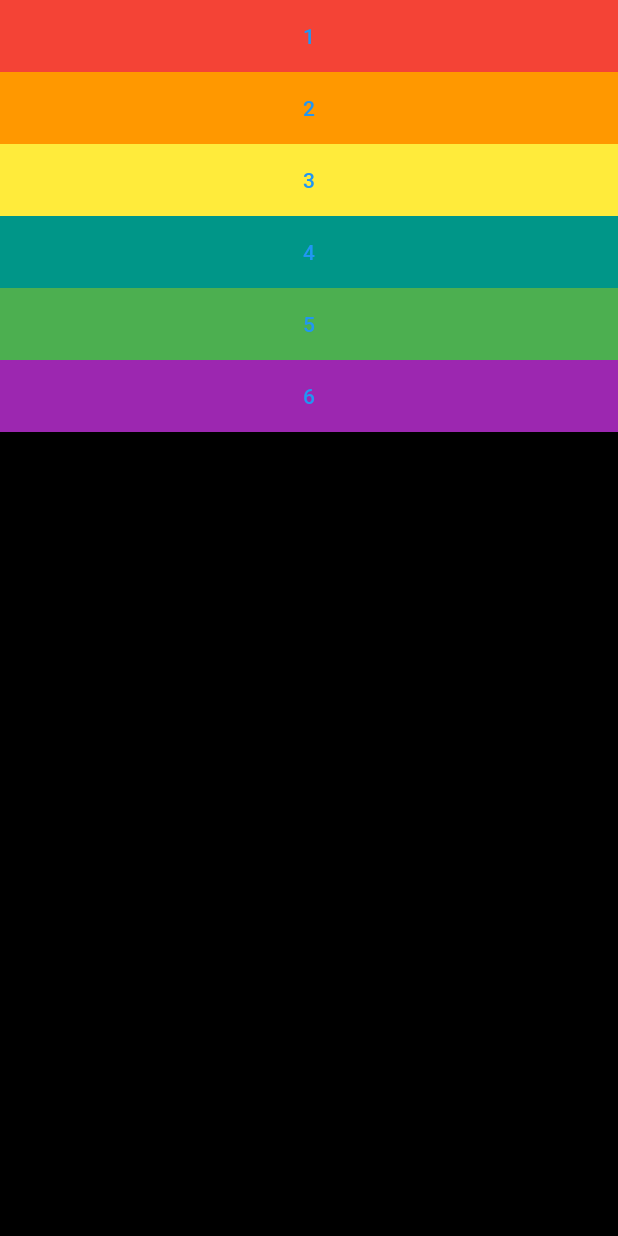
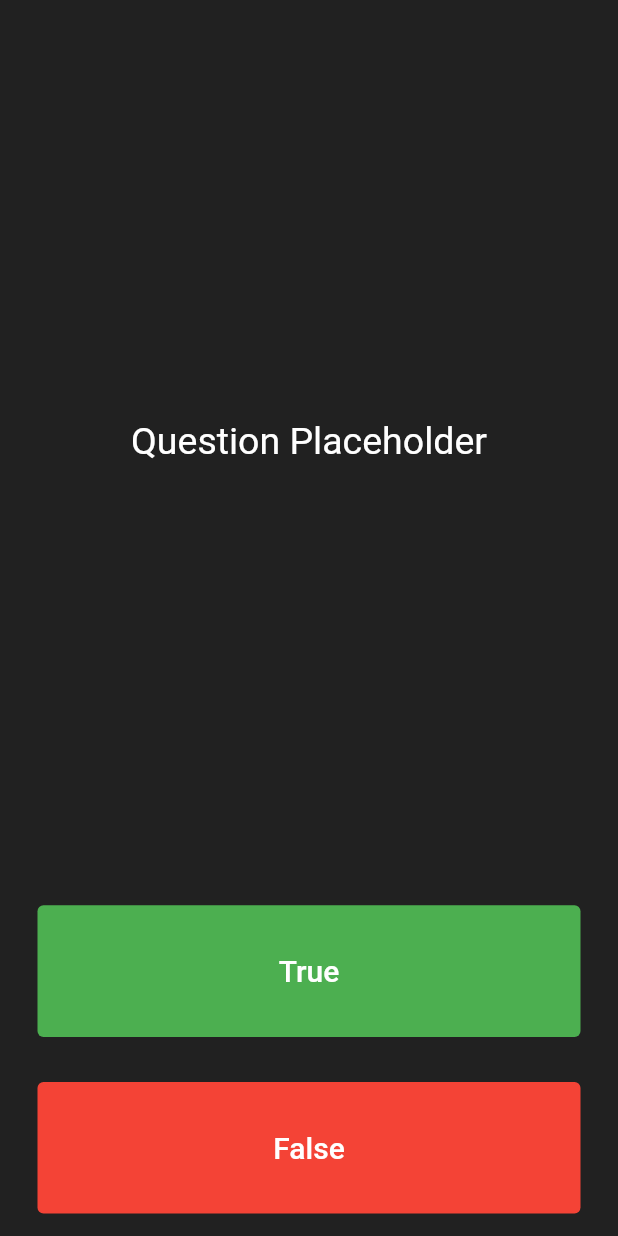
Before and after one commit to erwinmacaraig/learning-flutter-two, a Flutter app: the screen it shows after launch, on a phone screen of 412 x 824 dp. Run offline on Flutter 3.47's test engine with Material 2 defaults, Android fonts, the phone set to English and light mode, and no system bars; our stand-ins replace audioplayers.

Commit message:
intial work for quiz app

```diff
--- a/lib/main.dart
+++ b/lib/main.dart
@@ -11,7 +11,7 @@ class MyApp extends StatelessWidget {
   @override
   Widget build(BuildContext context) {
     return MaterialApp(
-      home: Xylophone(),
+      home: Quizzler(),
     );
   }
 }
--- /dev/null
+++ b/lib/screens/quizzler_page.dart
@@ -0,0 +1,17 @@
+import 'package:flutter/material.dart';
+import '../widgets/widgets.dart';
+
+class Quizzler extends StatelessWidget {
+  @override
+  Widget build(BuildContext context) {
+    return Scaffold(
+      backgroundColor: Colors.grey.shade900,
+      body: SafeArea(
+        child: Padding(
+          padding: const EdgeInsets.symmetric(horizontal: 10.0),
+          child: QuizPage(),
+        ),
+      ),
+    );
+  }
+}
--- a/lib/screens/screens.dart
+++ b/lib/screens/screens.dart
@@ -2,3 +2,4 @@ export 'contact_card.dart';
 export 'dicepage.dart';
 export 'ball_page.dart';
 export 'xylophone_page.dart';
+export 'quizzler_page.dart';
--- /dev/null
+++ b/lib/widgets/quiz_page_widget.dart
@@ -0,0 +1,60 @@
+import 'package:flutter/material.dart';
+
+class QuizPage extends StatefulWidget {
+  @override
+  _QuizPageState createState() => _QuizPageState();
+}
+
+class _QuizPageState extends State<QuizPage> {
+  @override
+  Widget build(BuildContext context) {
+    return Column(
+      mainAxisAlignment: MainAxisAlignment.spaceBetween,
+      crossAxisAlignment: CrossAxisAlignment.stretch,
+      children: [
+        const Expanded(
+          flex: 5,
+          child: Padding(
+            padding: EdgeInsets.all(10.0),
+            child: Center(
+              child: Text(
+                'Question Placeholder',
+                textAlign: TextAlign.center,
+                style: TextStyle(fontSize: 25.0, color: Colors.white),
+              ),
+            ),
+          ),
+        ),
+        Expanded(
+          child: Padding(
+            padding: const EdgeInsets.all(15.0),
+            child: TextButton(
+              style: TextButton.styleFrom(backgroundColor: Colors.green),
+              onPressed: () {},
+              child: const Text(
+                'True',
+                style: TextStyle(
+                  fontSize: 20.0,
+                  color: Colors.white,
+                ),
+              ),
+            ),
+          ),
+        ),
+        Expanded(
+          child: Padding(
+            padding: const EdgeInsets.all(15.0),
+            child: TextButton(
+              style: TextButton.styleFrom(backgroundColor: Colors.red),
+              onPressed: () {},
+              child: const Text(
+                'False',
+                style: TextStyle(fontSize: 20.0, color: Colors.white),
+              ),
+            ),
+          ),
+        ),
+      ],
+    );
+  }
+}
--- a/lib/widgets/widgets.dart
+++ b/lib/widgets/widgets.dart
@@ -1 +1,2 @@
 export 'ball_widget.dart';
+export 'quiz_page_widget.dart';
```
